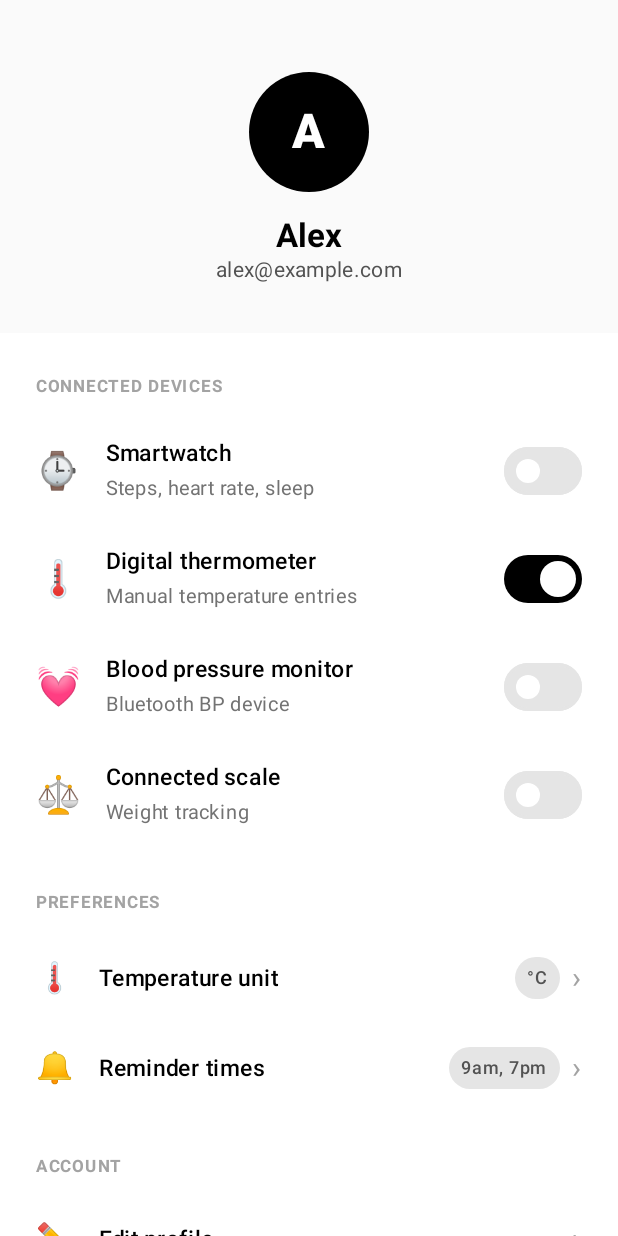
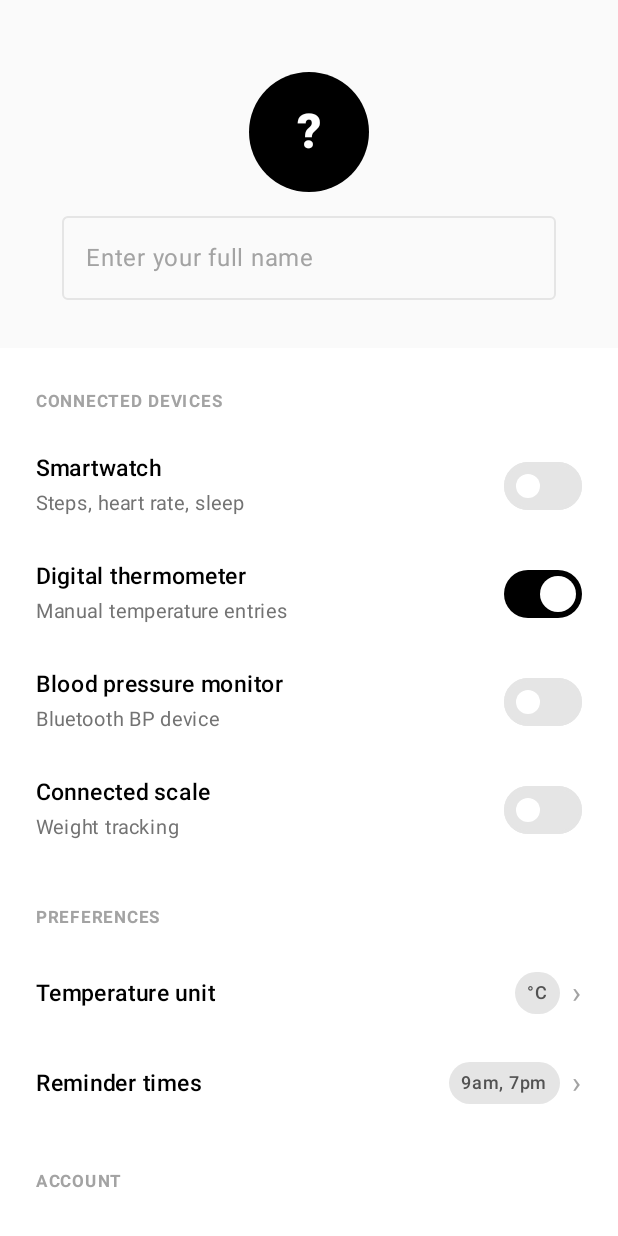
Before and after one commit to Group-Hackathon/p1, an Android app built with Jetpack Compose: the composable ProfileScreen shown on its own in the app's theme, on a phone screen of 412 x 824 dp. Run offline under Robolectric (Android 15) with nearby library versions, the light colour scheme and no system bars; network calls fail.

Commit message:
feat: implement subscription deletion, update profile UI, and refine navigation flow

```diff
--- a/androidp1/app/src/main/java/com/livingpatientmemory/MainActivity.kt
+++ b/androidp1/app/src/main/java/com/livingpatientmemory/MainActivity.kt
@@ -86,7 +86,11 @@ private fun AppRoot() {
         AppScreen.Splash -> SplashScreen()
 
         AppScreen.Welcome -> WelcomeScreen(
-            onFinish = {
+            onStartTracking = {
+                hasSeenWelcome = true
+                screen = AppScreen.NewFollowUp
+            },
+            onGoToHome = {
                 hasSeenWelcome = true
                 screen = AppScreen.Home
             }
--- a/androidp1/app/src/main/java/com/livingpatientmemory/data/api/ApiService.kt
+++ b/androidp1/app/src/main/java/com/livingpatientmemory/data/api/ApiService.kt
@@ -4,6 +4,8 @@ import com.livingpatientmemory.data.model.*
 import retrofit2.http.Body
 import retrofit2.http.GET
 import retrofit2.http.POST
+import retrofit2.http.DELETE
+import retrofit2.http.Path
 
 interface ApiService {
     @POST("api/v1/auth/register")
@@ -29,4 +31,7 @@ interface ApiService {
 
     @POST("api/v1/subscriptions")
     suspend fun createSubscription(@Body request: SubscriptionRequest): SubscriptionResponse
+
+    @DELETE("api/v1/subscriptions/{id}")
+    suspend fun deleteSubscription(@Path("id") id: String)
 }
--- a/androidp1/app/src/main/java/com/livingpatientmemory/ui/screens/ProfileScreen.kt
+++ b/androidp1/app/src/main/java/com/livingpatientmemory/ui/screens/ProfileScreen.kt
@@ -12,8 +12,12 @@ import androidx.compose.ui.Modifier
 import androidx.compose.ui.draw.clip
 import androidx.compose.ui.graphics.Color
 import androidx.compose.ui.text.font.FontWeight
+import androidx.compose.ui.text.input.ImeAction
 import androidx.compose.ui.unit.dp
 import androidx.compose.ui.unit.sp
+import androidx.compose.ui.platform.LocalFocusManager
+import androidx.compose.foundation.text.KeyboardOptions
+import androidx.compose.foundation.text.KeyboardActions
 import com.livingpatientmemory.ui.components.LpmCard
 import com.livingpatientmemory.ui.theme.*
 
@@ -23,11 +27,12 @@ fun ProfileScreen(
     onBack: () -> Unit,
     modifier: Modifier = Modifier
 ) {
-    // Fake local state for toggles
     var watchConnected by remember { mutableStateOf(false) }
     var thermometerConnected by remember { mutableStateOf(true) }
     var bpConnected by remember { mutableStateOf(false) }
     var scaleConnected by remember { mutableStateOf(false) }
+    var userName by remember { mutableStateOf("") }
+    val focusManager = LocalFocusManager.current
 
     Scaffold(
         containerColor = White,
@@ -56,22 +61,26 @@ fun ProfileScreen(
                         contentAlignment = Alignment.Center
                     ) {
                         Text(
-                            text = "A",
+                            text = if (userName.isNotBlank()) userName.take(1).uppercase() else "?",
                             color = White,
                             fontSize = 32.sp,
                             fontWeight = FontWeight.ExtraBold
                         )
                     }
                     Spacer(modifier = Modifier.height(16.dp))
-                    Text(
-                        text = "Alex",
-                        style = MaterialTheme.typography.titleLarge,
-                        fontWeight = FontWeight.Bold
-                    )
-                    Text(
-                        text = "alex@example.com",
-                        style = MaterialTheme.typography.bodyMedium,
-                        color = Gray600
+                    OutlinedTextField(
+                        value = userName,
+                        onValueChange = { userName = it },
+                        placeholder = { Text("Enter your full name", color = Gray400) },
+                        modifier = Modifier.fillMaxWidth(0.8f),
+                        singleLine = true,
+                        keyboardOptions = KeyboardOptions(imeAction = ImeAction.Done),
+                        keyboardActions = KeyboardActions(onDone = { focusManager.clearFocus() }),
+                        colors = OutlinedTextFieldDefaults.colors(
+                            focusedBorderColor = Black,
+                            unfocusedBorderColor = Gray200,
+                            cursorColor = Black
+                        )
                     )
                 }
             }
@@ -79,28 +88,24 @@ fun ProfileScreen(
             item {
                 SectionTitle("CONNECTED DEVICES")
                 DeviceRow(
-                    emoji = "⌚",
                     name = "Smartwatch",
                     desc = "Steps, heart rate, sleep",
                     checked = watchConnected,
                     onCheckedChange = { watchConnected = it }
                 )
                 DeviceRow(
-                    emoji = "🌡️",
                     name = "Digital thermometer",
                     desc = "Manual temperature entries",
                     checked = thermometerConnected,
                     onCheckedChange = { thermometerConnected = it }
                 )
                 DeviceRow(
-                    emoji = "💓",
                     name = "Blood pressure monitor",
                     desc = "Bluetooth BP device",
                     checked = bpConnected,
                     onCheckedChange = { bpConnected = it }
                 )
                 DeviceRow(
-                    emoji = "⚖️",
                     name = "Connected scale",
                     desc = "Weight tracking",
                     checked = scaleConnected,
@@ -110,15 +115,15 @@ fun ProfileScreen(
 
             item {
                 SectionTitle("PREFERENCES")
-                MenuRow(emoji = "🌡️", label = "Temperature unit", value = "°C")
-                MenuRow(emoji = "🔔", label = "Reminder times", value = "9am, 7pm")
+                MenuRow(label = "Temperature unit", value = "°C")
+                MenuRow(label = "Reminder times", value = "9am, 7pm")
             }
 
             item {
                 SectionTitle("ACCOUNT")
-                MenuRow(emoji = "✏️", label = "Edit profile")
-                MenuRow(emoji = "📦", label = "Export my data")
-                MenuRow(emoji = "🚪", label = "Sign out", isDestructive = true)
+                MenuRow(label = "Export my data")
+                MenuRow(label = "Sign out", isDestructive = false)
+                MenuRow(label = "Delete account and all data", isDestructive = true)
             }
         }
     }
@@ -138,7 +143,6 @@ private fun SectionTitle(title: String) {
 
 @Composable
 private fun DeviceRow(
-    emoji: String,
     name: String,
     desc: String,
     checked: Boolean,
@@ -151,8 +155,6 @@ private fun DeviceRow(
             .padding(horizontal = 24.dp, vertical = 12.dp),
         verticalAlignment = Alignment.CenterVertically
     ) {
-        Text(text = emoji, fontSize = 24.sp)
-        Spacer(modifier = Modifier.width(16.dp))
         Column(modifier = Modifier.weight(1f)) {
             Text(text = name, fontWeight = FontWeight.SemiBold, fontSize = 15.sp)
             Text(text = desc, color = Gray500, fontSize = 13.sp)
@@ -173,7 +175,6 @@ private fun DeviceRow(
 
 @Composable
 private fun MenuRow(
-    emoji: String,
     label: String,
     value: String? = null,
     isDestructive: Boolean = false
@@ -185,8 +186,6 @@ private fun MenuRow(
             .padding(horizontal = 24.dp, vertical = 16.dp),
         verticalAlignment = Alignment.CenterVertically
     ) {
-        Text(text = emoji, fontSize = 20.sp)
-        Spacer(modifier = Modifier.width(16.dp))
         Text(
             text = label,
             fontWeight = FontWeight.Medium,
```
Also changed, not shown: androidp1/app/src/main/java/com/livingpatientmemory/ui/screens/DashboardScreen.kt (+31 -7 lines), androidp1/app/src/main/java/com/livingpatientmemory/ui/screens/WelcomeScreen.kt (+24 -21 lines), 2 other files.
